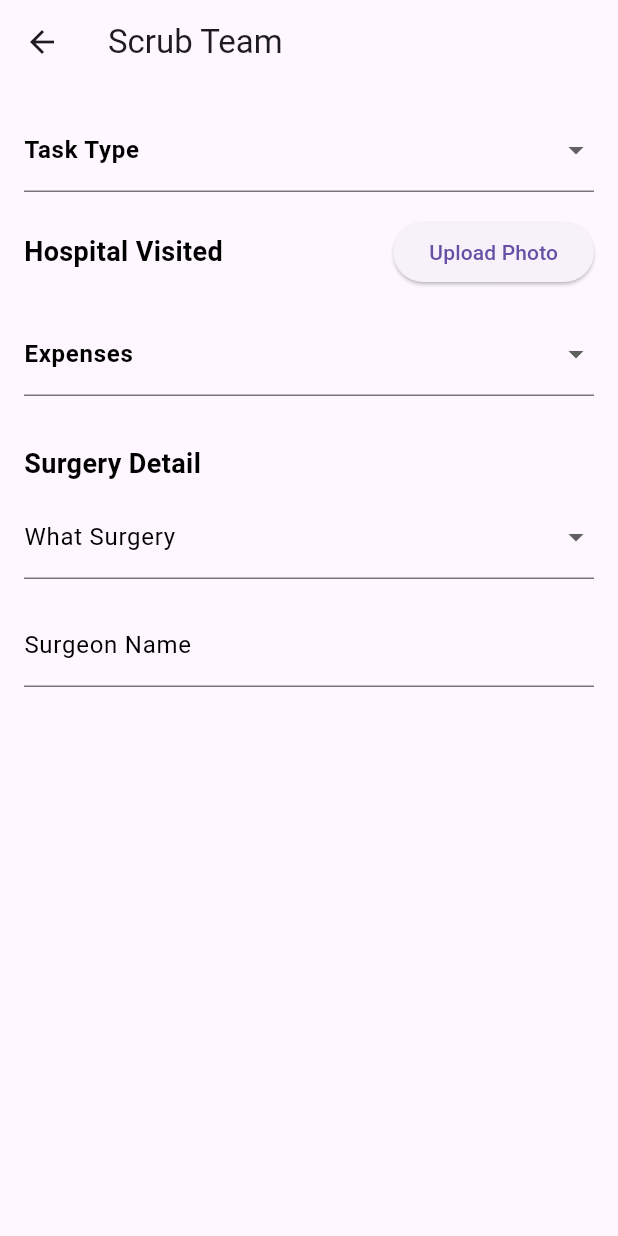
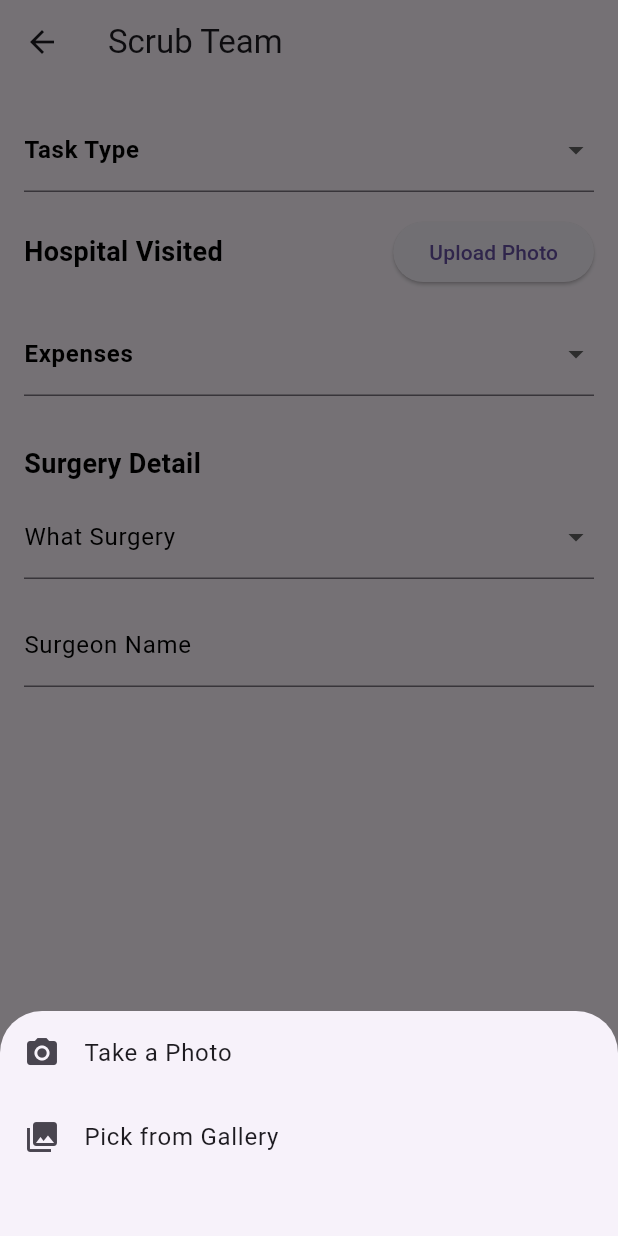
Before and after one commit to PrashamNagda/hospital_management_app, a Flutter app: the ScrubTeamScreen screen opened directly, after a tap on "Upload Photo", on a phone screen of 412 x 824 dp. Run offline on Flutter 3.47's test engine with Material 3 defaults, Android fonts, the phone set to English and light mode, and no system bars; our stand-ins replace equatable, flutter_bloc, image_picker, shared_preferences; accounts and stored records are empty.

Commit message:
image picker and camera

```diff
--- a/lib/screens/scrub_team_screen.dart
+++ b/lib/screens/scrub_team_screen.dart
@@ -1,6 +1,9 @@
 import 'package:flutter/material.dart';
 import 'package:flutter_bloc/flutter_bloc.dart';
 import 'package:shared_preferences/shared_preferences.dart';
+import 'package:image_picker/image_picker.dart';
+import 'dart:io';
+
 import '../../blocs/scrub_team_bloc.dart';
 
 class ScrubTeamScreen extends StatelessWidget {
@@ -43,6 +46,12 @@ class _ScrubTeamFormState extends State<ScrubTeamForm> {
   TextEditingController foodAmountController = TextEditingController();
   TextEditingController surgeonNameController = TextEditingController();
 
+  File? _hospitalImage;
+  File? _travelReceiptImage;
+  File? _foodReceiptImage;
+
+  final ImagePicker _picker = ImagePicker();
+
   final List<String> taskTypes = ['WASHUP', 'ASSIST'];
   final List<String> expenseTypes = ['Travelling', 'Food'];
   final List<String> transportModes = [
@@ -84,6 +93,54 @@ class _ScrubTeamFormState extends State<ScrubTeamForm> {
   Future<void> _saveData(String key, String value) async {
     SharedPreferences prefs = await SharedPreferences.getInstance();
     await prefs.setString(key, value);
+  }
+
+  // Method to show bottom sheet for image selection
+  void _showImageSourceSelection(String type) {
+    showModalBottomSheet(
+      context: context,
+      builder: (BuildContext context) {
+        return Container(
+          height: 150,
+          child: Column(
+            children: [
+              ListTile(
+                leading: Icon(Icons.camera_alt),
+                title: Text('Take a Photo'),
+                onTap: () {
+                  Navigator.pop(context);
+                  _pickImage(type, ImageSource.camera);
+                },
+              ),
+              ListTile(
+                leading: Icon(Icons.photo_library),
+                title: Text('Pick from Gallery'),
+                onTap: () {
+                  Navigator.pop(context);
+                  _pickImage(type, ImageSource.gallery);
+                },
+              ),
+            ],
+          ),
+        );
+      },
+    );
+  }
+
+  // Method to pick an image
+  Future<void> _pickImage(String type, ImageSource source) async {
+    final pickedFile = await _picker.pickImage(source: source);
+    if (pickedFile != null) {
+      setState(() {
+        if (type == 'hospital') {
+          _hospitalImage = File(pickedFile.path);
+        } else if (type == 'travel') {
+          _travelReceiptImage = File(pickedFile.path);
+        } else if (type == 'food') {
+          _foodReceiptImage = File(pickedFile.path);
+        }
+      });
+    }
   }
 
   @override
@@ -138,11 +195,13 @@ class _ScrubTeamFormState extends State<ScrubTeamForm> {
                 ),
               ),
               ElevatedButton(
-                onPressed: () {
-                  // Handle photo upload for hospital visited
-                },
+                onPressed: () => _showImageSourceSelection('hospital'),
                 child: const Text('Upload Photo'),
               ),
+              if (_hospitalImage != null) ...[
+                SizedBox(height: 10),
+                Image.file(_hospitalImage!, height: 100),
+              ],
             ],
           ),
           const SizedBox(height: 16),
@@ -253,10 +312,12 @@ class _ScrubTeamFormState extends State<ScrubTeamForm> {
                 ),
                 IconButton(
                   icon: const Icon(Icons.camera_alt),
-                  onPressed: () {
-                    // Handle photo upload for travel receipt
-                  },
+                  onPressed: () => _showImageSourceSelection('travel'),
                 ),
+                if (_travelReceiptImage != null) ...[
+                  SizedBox(height: 10),
+                  Image.file(_travelReceiptImage!, height: 100),
+                ],
               ],
             ),
           ] else if (selectedExpenseType == 'Food') ...[
@@ -280,10 +341,12 @@ class _ScrubTeamFormState extends State<ScrubTeamForm> {
                 ),
                 IconButton(
                   icon: const Icon(Icons.camera_alt),
-                  onPressed: () {
-                    // Handle photo upload for food receipt
-                  },
+                  onPressed: () => _showImageSourceSelection('food'),
                 ),
+                if (_foodReceiptImage != null) ...[
+                  SizedBox(height: 10),
+                  Image.file(_foodReceiptImage!, height: 100),
+                ],
               ],
             ),
           ],
@@ -335,13 +398,6 @@ class _ScrubTeamFormState extends State<ScrubTeamForm> {
             controller: surgeonNameController,
           ),
           const SizedBox(height: 16),
-
-          //ElevatedButton(
-          //  onPressed: () {
-          //    // Handle form submission or other actions
-          //  },
-          //  child: const Text('Upload Photo'),
-          //),
         ],
       ),
     );
--- a/pubspec.yaml
+++ b/pubspec.yaml
@@ -18,7 +18,7 @@ dependencies:
   equatable: ^2.0.3
 
   # Image picker for photo uploads
-  image_picker: ^1.0.0+5
+  image_picker: ^0.8.4+8
 
   # Shared preferences for storing login/logout times
   shared_preferences: ^2.1.0
```
Also changed, not shown: lib/image_picker_demo.dart (added, +69 -0 lines), pubspec.lock, 1 other file.
